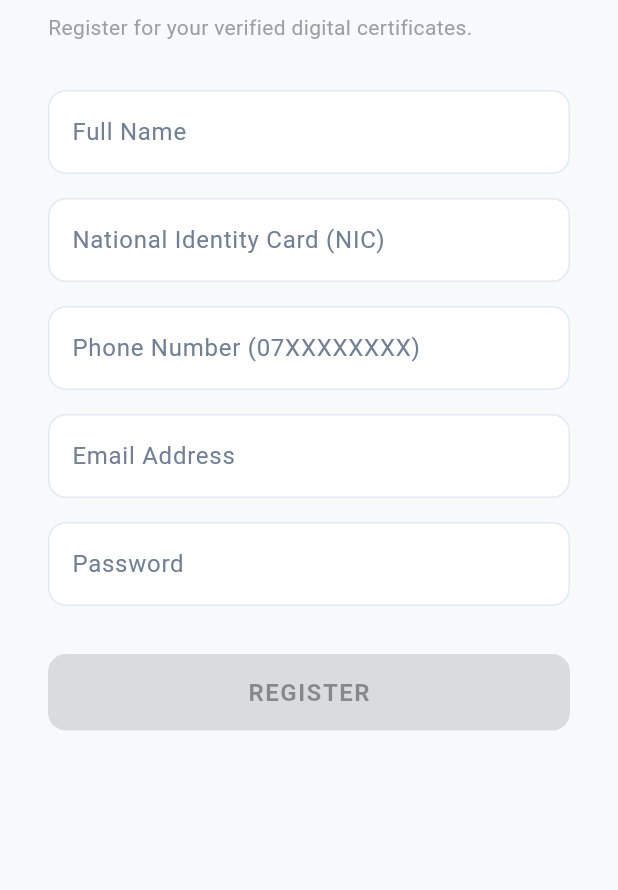
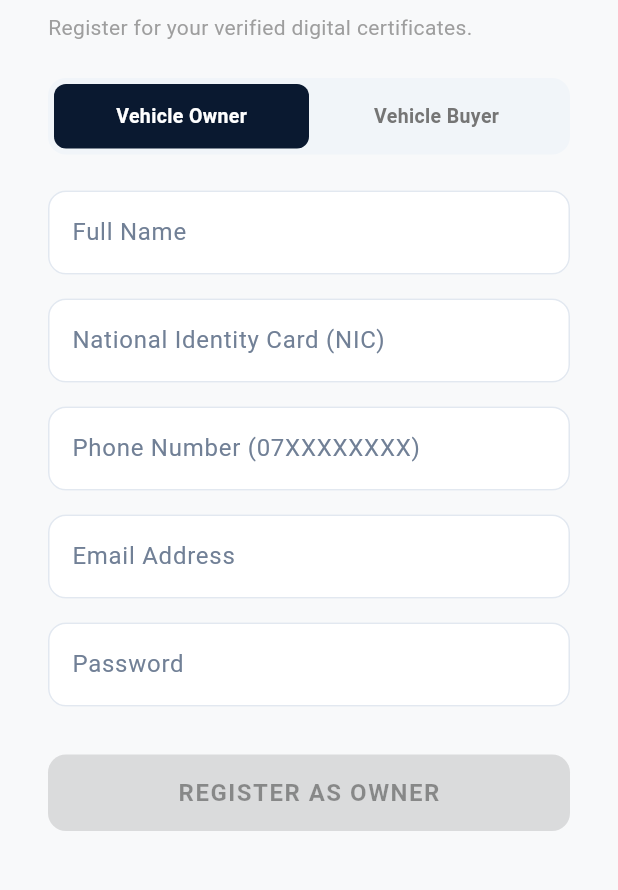
Before and after one commit to SadeshRaj/V-Sense, a Flutter app: the RegisterScreen screen opened directly, on a phone screen of 412 x 824 dp, the part 168-1058 px from its top. Run offline on Flutter 3.47's test engine with Material 3 defaults, Android fonts, the phone set to English and light mode, and no system bars; our stand-ins replace flutter_dotenv, flutter_secure_storage; accounts and stored records are empty; network calls fail.

Commit message:
created owner side(mobile)

```diff
--- a/mobile/lib/features/auth/screens/register_screen.dart
+++ b/mobile/lib/features/auth/screens/register_screen.dart
@@ -3,8 +3,11 @@ import 'dart:convert';
 import 'package:http/http.dart' as http;
 import '../../../core/config/env_config.dart';
 
+enum UserRole { owner, buyer }
+
 class RegisterScreen extends StatefulWidget {
   const RegisterScreen({super.key});
+
   @override
   State<RegisterScreen> createState() => _RegisterScreenState();
 }
@@ -18,6 +21,7 @@ class _RegisterScreenState extends State<RegisterScreen> {
   final _emailController = TextEditingController();
   final _passwordController = TextEditingController();
 
+  UserRole _selectedRole = UserRole.owner;
   bool _isLoading = false;
   bool _isOtpLoading = false;
   bool _isOtpSent = false;
@@ -39,7 +43,15 @@ class _RegisterScreenState extends State<RegisterScreen> {
 
       if (response.statusCode == 200) {
         setState(() => _isOtpSent = true);
-        ScaffoldMessenger.of(context).showSnackBar(const SnackBar(content: Text('OTP Sent!'), backgroundColor: Colors.green, behavior: SnackBarBehavior.floating));
+        if (mounted) {
+          ScaffoldMessenger.of(context).showSnackBar(
+            const SnackBar(
+              content: Text('OTP Sent!'),
+              backgroundColor: Colors.green,
+              behavior: SnackBarBehavior.floating,
+            ),
+          );
+        }
       } else {
         _showError(jsonDecode(response.body)['message'] ?? 'Failed to send OTP');
       }
@@ -63,7 +75,15 @@ class _RegisterScreenState extends State<RegisterScreen> {
           _isPhoneVerified = true;
           _isOtpSent = false; // Hide OTP field
         });
-        ScaffoldMessenger.of(context).showSnackBar(const SnackBar(content: Text('Phone Verified!'), backgroundColor: Colors.green, behavior: SnackBarBehavior.floating));
+        if (mounted) {
+          ScaffoldMessenger.of(context).showSnackBar(
+            const SnackBar(
+              content: Text('Phone Verified!'),
+              backgroundColor: Colors.green,
+              behavior: SnackBarBehavior.floating,
+            ),
+          );
+        }
       } else {
         _showError(jsonDecode(response.body)['message'] ?? 'Invalid OTP');
       }
@@ -91,12 +111,19 @@ class _RegisterScreenState extends State<RegisterScreen> {
           'phoneNumber': _phoneController.text,
           'email': _emailController.text,
           'password': _passwordController.text,
+          'role': _selectedRole == UserRole.owner ? 'Owner' : 'Buyer',
         }),
       );
 
       if (response.statusCode == 200) {
         if (mounted) {
-          ScaffoldMessenger.of(context).showSnackBar(const SnackBar(content: Text('Registration Successful!'), backgroundColor: Colors.green, behavior: SnackBarBehavior.floating));
+          ScaffoldMessenger.of(context).showSnackBar(
+            const SnackBar(
+              content: Text('Registration Successful!'),
+              backgroundColor: Colors.green,
+              behavior: SnackBarBehavior.floating,
+            ),
+          );
           Navigator.pop(context);
         }
       } else {
@@ -110,7 +137,13 @@ class _RegisterScreenState extends State<RegisterScreen> {
   }
 
   void _showError(String message) {
-    ScaffoldMessenger.of(context).showSnackBar(SnackBar(content: Text(message), backgroundColor: Colors.redAccent, behavior: SnackBarBehavior.floating));
+    ScaffoldMessenger.of(context).showSnackBar(
+      SnackBar(
+        content: Text(message),
+        backgroundColor: Colors.redAccent,
+        behavior: SnackBarBehavior.floating,
+      ),
+    );
   }
 
   @override
@@ -129,10 +162,89 @@ class _RegisterScreenState extends State<RegisterScreen> {
             child: Column(
               crossAxisAlignment: CrossAxisAlignment.stretch,
               children: [
-                const Text('Join V-Sense', style: TextStyle(fontSize: 28, fontWeight: FontWeight.w800, color: Color(0xFF0A1930))),
+                const Text(
+                  'Join V-Sense',
+                  style: TextStyle(
+                    fontSize: 28,
+                    fontWeight: FontWeight.w800,
+                    color: Color(0xFF0A1930),
+                  ),
+                ),
                 const SizedBox(height: 8),
-                const Text('Register for your verified digital certificates.', style: TextStyle(color: Colors.grey)),
-                const SizedBox(height: 32),
+                const Text(
+                  'Register for your verified digital certificates.',
+                  style: TextStyle(color: Colors.grey),
+                ),
+                const SizedBox(height: 24),
+
+                // --- ROLE SELECTOR ---
+                Container(
+                  padding: const EdgeInsets.all(4),
+                  decoration: BoxDecoration(
+                    color: const Color(0xFFF1F5F9),
+                    borderRadius: BorderRadius.circular(12),
+                  ),
+                  child: Row(
+                    children: [
+                      Expanded(
+                        child: GestureDetector(
+                          onTap: () => setState(() => _selectedRole = UserRole.owner),
+                          child: AnimatedContainer(
+                            duration: const Duration(milliseconds: 200),
+                            padding: const EdgeInsets.symmetric(vertical: 12),
+                            decoration: BoxDecoration(
+                              color: _selectedRole == UserRole.owner
+                                  ? const Color(0xFF0A1930)
+                                  : Colors.transparent,
+                              borderRadius: BorderRadius.circular(8),
+                            ),
+                            child: Center(
+                              child: Text(
+                                'Vehicle Owner',
+                                style: TextStyle(
+                                  fontWeight: FontWeight.bold,
+                                  fontSize: 13,
+                                  color: _selectedRole == UserRole.owner
+                                      ? Colors.white
+                                      : Colors.grey[600],
+                                ),
+                              ),
+                            ),
+                          ),
+                        ),
+                      ),
+                      Expanded(
+                        child: GestureDetector(
+                          onTap: () => setState(() => _selectedRole = UserRole.buyer),
+                          child: AnimatedContainer(
+                            duration: const Duration(milliseconds: 200),
+                            padding: const EdgeInsets.symmetric(vertical: 12),
+                            decoration: BoxDecoration(
+                              color: _selectedRole == UserRole.buyer
+                                  ? const Color(0xFF0A1930)
+                                  : Colors.transparent,
+                              borderRadius: BorderRadius.circular(8),
+                            ),
+                            child: Center(
+                              child: Text(
+                                'Vehicle Buyer',
+                                style: TextStyle(
+                                  fontWeight: FontWeight.bold,
+                                  fontSize: 13,
+                                  color: _selectedRole == UserRole.buyer
+                                      ? Colors.white
+                                      : Colors.grey[600],
+                                ),
+                              ),
+                            ),
+                          ),
+                        ),
+                      ),
+                    ],
+                  ),
+                ),
+                const SizedBox(height: 24),
+
                 TextFormField(
                   controller: _nameController,
                   decoration: const InputDecoration(labelText: 'Full Name'),
@@ -158,7 +270,11 @@ class _RegisterScreenState extends State<RegisterScreen> {
                         ? TextButton(
                       onPressed: _isOtpLoading ? null : _sendOtp,
                       child: _isOtpLoading
-                                  ? const SizedBox(width: 16, height: 16, child: CircularProgressIndicator(strokeWidth: 2))
+                          ? const SizedBox(
+                        width: 16,
+                        height: 16,
+                        child: CircularProgressIndicator(strokeWidth: 2),
+                      )
                           : Text(_isOtpSent ? 'Resend' : 'Get OTP'),
                     )
                         : null,
@@ -200,7 +316,9 @@ class _RegisterScreenState extends State<RegisterScreen> {
                     ? const Center(child: CircularProgressIndicator(color: Color(0xFF0A1930)))
                     : ElevatedButton(
                   onPressed: _isPhoneVerified ? _register : null,
-                        child: const Text('REGISTER')
+                  child: Text(
+                    'REGISTER AS ${_selectedRole == UserRole.owner ? "OWNER" : "BUYER"}',
+                  ),
                 ),
                 const SizedBox(height: 24),
               ],
--- a/mobile/lib/features/dashboard/screens/dashboard_screen.dart
+++ b/mobile/lib/features/dashboard/screens/buyer/dashboard_screen.dart
@@ -1,6 +1,6 @@
 import 'package:flutter/material.dart';
 import 'package:flutter_secure_storage/flutter_secure_storage.dart';
-import '../../auth/screens/login_screen.dart';
+import '../../../auth/screens/login_screen.dart';
 
 class DashboardScreen extends StatefulWidget {
   const DashboardScreen({super.key});
```
Also changed, not shown: mobile/lib/features/auth/screens/login_screen.dart (+54 -11 lines), mobile/lib/features/dashboard/screens/owner/owner_dashboard_screen.dart (added, +361 -0 lines), mobile/pubspec.lock, 4 other files. Lines whose indentation alone changed are shown as unchanged.
